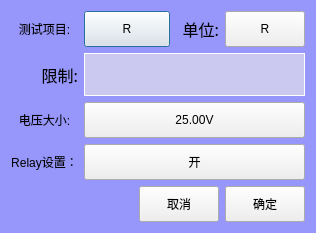
Qt form UiFiles/clsHightVoltage.ui (caicaiking/WKELightWave) before a commit.
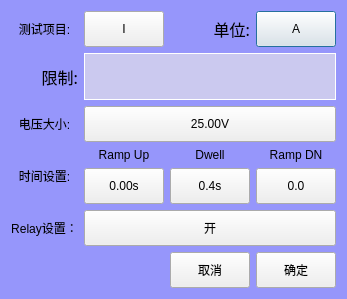
The same form after that commit. Icons and pictures are not drawn. Custom widgets are drawn as their Qt base class.

```diff
--- a/UiFiles/clsHightVoltage.ui
+++ b/UiFiles/clsHightVoltage.ui
@@ -6,8 +6,8 @@
    <rect>
     <x>0</x>
     <y>0</y>
-    <width>316</width>
-    <height>233</height>
+    <width>337</width>
+    <height>299</height>
    </rect>
   </property>
   <property name="windowTitle">
@@ -25,7 +25,7 @@
   </property>
   <layout class="QVBoxLayout" name="verticalLayout">
    <item>
-    <layout class="QGridLayout" name="gridLayout">
+    <layout class="QGridLayout" name="gridLayout_2">
      <item row="0" column="0">
       <widget class="QLabel" name="label_4">
        <property name="styleSheet">
@@ -39,22 +39,6 @@
        </property>
       </widget>
      </item>
-     <item row="0" column="1" colspan="2">
-      <widget class="QPushButton" name="btnItem">
-       <property name="minimumSize">
-        <size>
-         <width>0</width>
-         <height>36</height>
-        </size>
-       </property>
-       <property name="styleSheet">
-        <string notr="true">font: 12pt &quot;楷体&quot;;</string>
-       </property>
-       <property name="text">
-        <string>R</string>
-       </property>
-      </widget>
-     </item>
      <item row="0" column="3">
       <widget class="QLabel" name="label_6">
        <property name="maximumSize">
@@ -95,7 +79,7 @@
         <string notr="true">font: 12pt &quot;楷体&quot;;</string>
        </property>
        <property name="text">
-        <string>R</string>
+        <string>A</string>
        </property>
       </widget>
      </item>
@@ -127,6 +111,163 @@
        </property>
       </widget>
      </item>
+     <item row="2" column="0">
+      <widget class="QLabel" name="label">
+       <property name="styleSheet">
+        <string notr="true">font: 12pt &quot;楷体&quot;;</string>
+       </property>
+       <property name="text">
+        <string>电压大小:</string>
+       </property>
+       <property name="alignment">
+        <set>Qt::AlignCenter</set>
+       </property>
+      </widget>
+     </item>
+     <item row="3" column="1" colspan="4">
+      <layout class="QGridLayout" name="gridLayout">
+       <item row="0" column="0">
+        <widget class="QLabel" name="label_8">
+         <property name="maximumSize">
+          <size>
+           <width>888888</width>
+           <height>16777215</height>
+          </size>
+         </property>
+         <property name="styleSheet">
+          <string notr="true">font: 12pt &quot;楷体&quot;;</string>
+         </property>
+         <property name="text">
+          <string>Ramp Up</string>
+         </property>
+         <property name="alignment">
+          <set>Qt::AlignCenter</set>
+         </property>
+        </widget>
+       </item>
+       <item row="0" column="1">
+        <widget class="QLabel" name="label_9">
+         <property name="maximumSize">
+          <size>
+           <width>888888</width>
+           <height>16777215</height>
+          </size>
+         </property>
+         <property name="styleSheet">
+          <string notr="true">font: 12pt &quot;楷体&quot;;</string>
+         </property>
+         <property name="text">
+          <string>Dwell</string>
+         </property>
+         <property name="alignment">
+          <set>Qt::AlignCenter</set>
+         </property>
+        </widget>
+       </item>
+       <item row="0" column="2">
+        <widget class="QLabel" name="label_10">
+         <property name="maximumSize">
+          <size>
+           <width>888888</width>
+           <height>16777215</height>
+          </size>
+         </property>
+         <property name="styleSheet">
+          <string notr="true">font: 12pt &quot;楷体&quot;;</string>
+         </property>
+         <property name="text">
+          <string>Ramp DN</string>
+         </property>
+         <property name="alignment">
+          <set>Qt::AlignCenter</set>
+         </property>
+        </widget>
+       </item>
+       <item row="1" column="0">
+        <widget class="QPushButton" name="btnRampUp">
+         <property name="minimumSize">
+          <size>
+           <width>0</width>
+           <height>36</height>
+          </size>
+         </property>
+         <property name="styleSheet">
+          <string notr="true">font: 12pt &quot;楷体&quot;;</string>
+         </property>
+         <property name="text">
+          <string>0.00s</string>
+         </property>
+        </widget>
+       </item>
+       <item row="1" column="1">
+        <widget class="QPushButton" name="btnDelay">
+         <property name="minimumSize">
+          <size>
+           <width>0</width>
+           <height>36</height>
+          </size>
+         </property>
+         <property name="styleSheet">
+          <string notr="true">font: 12pt &quot;楷体&quot;;</string>
+         </property>
+         <property name="text">
+          <string>0.4s</string>
+         </property>
+        </widget>
+       </item>
+       <item row="1" column="2">
+        <widget class="QPushButton" name="btnRampDown">
+         <property name="minimumSize">
+          <size>
+           <width>0</width>
+           <height>36</height>
+          </size>
+         </property>
+         <property name="styleSheet">
+          <string notr="true">font: 12pt &quot;楷体&quot;;</string>
+         </property>
+         <property name="text">
+          <string>0.0</string>
+         </property>
+        </widget>
+       </item>
+      </layout>
+     </item>
+     <item row="3" column="0">
+      <widget class="QLabel" name="label_7">
+       <property name="maximumSize">
+        <size>
+         <width>888888</width>
+         <height>16777215</height>
+        </size>
+       </property>
+       <property name="styleSheet">
+        <string notr="true">font: 12pt &quot;楷体&quot;;</string>
+       </property>
+       <property name="text">
+        <string>时间设置:</string>
+       </property>
+       <property name="alignment">
+        <set>Qt::AlignCenter</set>
+       </property>
+      </widget>
+     </item>
+     <item row="2" column="1" colspan="4">
+      <widget class="QPushButton" name="btnVoltage">
+       <property name="minimumSize">
+        <size>
+         <width>0</width>
+         <height>36</height>
+        </size>
+       </property>
+       <property name="styleSheet">
+        <string notr="true">font: 12pt &quot;楷体&quot;;</string>
+       </property>
+       <property name="text">
+        <string>25.00V</string>
+       </property>
+      </widget>
+     </item>
      <item row="1" column="1" colspan="4">
       <widget class="clsLabel" name="labelLimit">
        <property name="minimumSize">
@@ -158,21 +299,8 @@
        </property>
       </widget>
      </item>
-     <item row="2" column="0">
-      <widget class="QLabel" name="label">
-       <property name="styleSheet">
-        <string notr="true">font: 12pt &quot;楷体&quot;;</string>
-       </property>
-       <property name="text">
-        <string>电压大小:</string>
-       </property>
-       <property name="alignment">
-        <set>Qt::AlignCenter</set>
-       </property>
-      </widget>
-     </item>
-     <item row="2" column="1" colspan="4">
-      <widget class="QPushButton" name="btnVoltage">
+     <item row="0" column="1">
+      <widget class="QPushButton" name="btnItem">
        <property name="minimumSize">
         <size>
          <width>0</width>
@@ -183,11 +311,11 @@
         <string notr="true">font: 12pt &quot;楷体&quot;;</string>
        </property>
        <property name="text">
-        <string>25.00V</string>
+        <string>I</string>
        </property>
       </widget>
      </item>
-     <item row="3" column="0">
+     <item row="6" column="0">
       <widget class="QLabel" name="label_5">
        <property name="maximumSize">
         <size>
@@ -206,7 +334,7 @@
        </property>
       </widget>
      </item>
-     <item row="3" column="1" colspan="4">
+     <item row="6" column="1" colspan="4">
       <widget class="QPushButton" name="btnRelay">
        <property name="minimumSize">
         <size>
```
